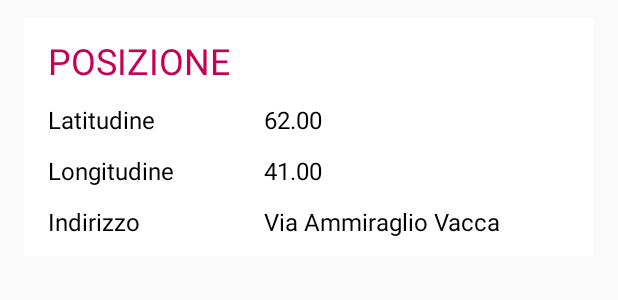
After one commit to AntoBrandi/Master-Thesis, an Android app: the layout full_width_item.xml on its own in the app's theme, with its tools: preview values and no code run, on a phone screen of 412 x 824 dp. The commit adds this screen. Shown: the top 300 px of the screen. Run offline under Robolectric (Android 15) with nearby library versions, the phone set to English and light mode, and no system bars.

Commit message:
Layout of the android application

```diff
--- /dev/null
+++ b/Android-Application/MyIoTdevice/app/src/main/res/layout/full_width_item.xml
@@ -0,0 +1,103 @@
+<?xml version="1.0" encoding="utf-8"?>
+<android.support.constraint.ConstraintLayout xmlns:android="http://schemas.android.com/apk/res/android"
+    xmlns:app="http://schemas.android.com/apk/res-auto"
+    xmlns:tools="http://schemas.android.com/tools"
+    android:layout_width="match_parent"
+    android:layout_height="wrap_content">
+
+    <LinearLayout
+        android:layout_width="match_parent"
+        android:layout_height="wrap_content"
+        android:orientation="horizontal"
+        android:background="@color/colorBackground">
+
+        <RelativeLayout
+            android:layout_width="match_parent"
+            android:layout_height="wrap_content"
+            android:orientation="vertical"
+            android:layout_marginLeft="@dimen/MarginLeft"
+            android:layout_marginRight="@dimen/MarginRight"
+            android:layout_marginTop="@dimen/MarginTop"
+            android:background="@color/colorBackgroundItem">
+
+            <TextView
+                android:layout_width="wrap_content"
+                android:layout_height="wrap_content"
+                tools:text="@string/position"
+                android:textAllCaps="true"
+                android:textColor="@color/colorSecondaryDark"
+                android:layout_marginLeft="@dimen/MarginLeft"
+                android:layout_marginTop="@dimen/MarginTop"
+                android:layout_marginBottom="@dimen/MarginBottom"
+                android:textSize="@dimen/ItemHeader"
+                android:id="@+id/item_header"/>
+
+            <TextView
+                android:layout_width="wrap_content"
+                android:layout_height="wrap_content"
+                tools:text="@string/latitude"
+                android:layout_marginLeft="@dimen/MarginLeft"
+                android:layout_marginBottom="@dimen/MarginBottom"
+                android:textColor="@color/colorTextOnPrimary"
+                android:textSize="@dimen/ItemText"
+                android:layout_below="@id/item_header"
+                android:id="@+id/item_text_1"/>
+
+            <TextView
+                android:layout_width="wrap_content"
+                android:layout_height="wrap_content"
+                tools:text="@string/longitude"
+                android:layout_marginLeft="@dimen/MarginLeft"
+                android:layout_marginBottom="@dimen/MarginBottom"
+                android:textColor="@color/colorTextOnPrimary"
+                android:textSize="@dimen/ItemText"
+                android:layout_below="@id/item_text_1"
+                android:id="@+id/item_text_2"/>
+
+            <TextView
+                android:layout_width="wrap_content"
+                android:layout_height="wrap_content"
+                tools:text="@string/address"
+                android:layout_marginLeft="@dimen/MarginLeft"
+                android:layout_marginBottom="@dimen/MarginBottom"
+                android:textColor="@color/colorTextOnPrimary"
+                android:textSize="@dimen/ItemText"
+                android:layout_below="@id/item_text_2"
+                android:id="@+id/item_text_3"/>
+
+            <TextView
+                android:layout_width="wrap_content"
+                android:layout_height="wrap_content"
+                android:id="@+id/item_value_1"
+                tools:text="62.00"
+                android:textColor="@color/colorTextOnPrimary"
+                android:textSize="@dimen/ItemText"
+                android:layout_marginLeft="@dimen/ItemValueLeft"
+                android:layout_alignBaseline="@id/item_text_1"/>
+
+            <TextView
+                android:layout_width="wrap_content"
+                android:layout_height="wrap_content"
+                android:id="@+id/item_value_2"
+                tools:text="41.00"
+                android:textColor="@color/colorTextOnPrimary"
+                android:textSize="@dimen/ItemText"
+                android:layout_marginLeft="@dimen/ItemValueLeft"
+                android:layout_alignBaseline="@id/item_text_2"/>
+
+            <TextView
+                android:layout_width="wrap_content"
+                android:layout_height="wrap_content"
+                android:id="@+id/item_value_3"
+                tools:text="Via Ammiraglio Vacca"
+                android:textColor="@color/colorTextOnPrimary"
+                android:textSize="@dimen/ItemText"
+                android:layout_marginLeft="@dimen/ItemValueLeft"
+                android:layout_alignBaseline="@id/item_text_3"/>
+
+
+
+        </RelativeLayout>
+    </LinearLayout>
+
+</android.support.constraint.ConstraintLayout>
--- a/Android-Application/MyIoTdevice/app/src/main/res/values/colors.xml
+++ b/Android-Application/MyIoTdevice/app/src/main/res/values/colors.xml
@@ -1,6 +1,13 @@
 <?xml version="1.0" encoding="utf-8"?>
 <resources>
-    <color name="colorPrimary">#008577</color>
-    <color name="colorPrimaryDark">#00574B</color>
-    <color name="colorAccent">#D81B60</color>
+    <color name="colorPrimary">#03a9f4</color>
+    <color name="colorPrimaryDark">#007ac1</color>
+    <color name="colorPrimaryLight">#67daff</color>
+    <color name="colorSecondary">#ff4081</color>
+    <color name="colorSecondaryDark">#c60055</color>
+    <color name="colorSecondaryLight">#ff79b0</color>
+    <color name="colorBackground">#fafafa</color>
+    <color name="colorBackgroundItem">#ffffff</color>
+    <color name="colorTextOnPrimary">#000000</color>
+    <color name="colorTextOnSecondary">#000000</color>
 </resources>
--- /dev/null
+++ b/Android-Application/MyIoTdevice/app/src/main/res/values/dimens.xml
@@ -0,0 +1,14 @@
+<?xml version="1.0" encoding="utf-8"?>
+<resources>
+    <dimen name="MainHeaderTop">34sp</dimen>
+    <dimen name="MainHeaderCenter">16sp</dimen>
+    <dimen name="MainHeaderBottom">14sp</dimen>
+    <dimen name="MarginLeft">16dp</dimen>
+    <dimen name="MarginRight">16dp</dimen>
+    <dimen name="MarginTop">12dp</dimen>
+    <dimen name="MarginBottom">12dp</dimen>
+    <dimen name="ItemHeader">24dp</dimen>
+    <dimen name="ItemText">16dp</dimen>
+    <dimen name="ItemValue">20dp</dimen>
+    <dimen name="ItemValueLeft">160dp</dimen>
+</resources>
--- a/Android-Application/MyIoTdevice/app/src/main/res/values/styles.xml
+++ b/Android-Application/MyIoTdevice/app/src/main/res/values/styles.xml
@@ -5,7 +5,6 @@
         <!-- Customize your theme here. -->
         <item name="colorPrimary">@color/colorPrimary</item>
         <item name="colorPrimaryDark">@color/colorPrimaryDark</item>
-        <item name="colorAccent">@color/colorAccent</item>
     </style>
 
 </resources>
```
Also changed, not shown: Android-Application/MyIoTdevice/app/src/main/res/layout/activity_main.xml (+54 -8 lines), Android-Application/MyIoTdevice/app/src/main/res/layout/splitted_width_item.xml (added, +89 -0 lines), Android-Application/MyIoTdevice/app/src/main/res/values/strings.xml (+17 -0 lines), 4 other files.
